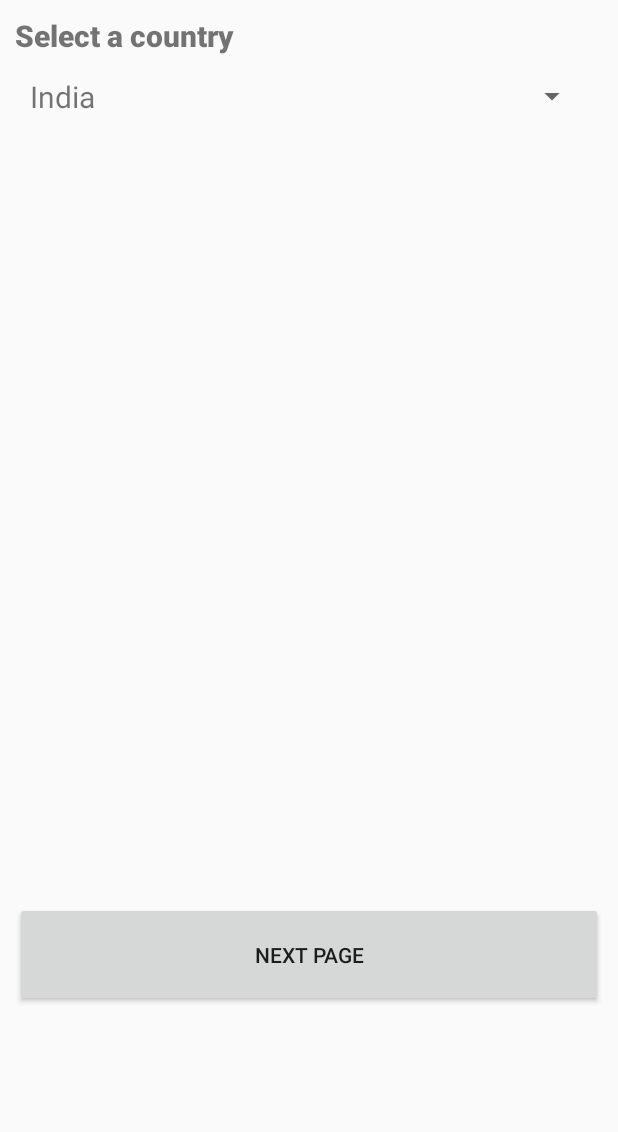
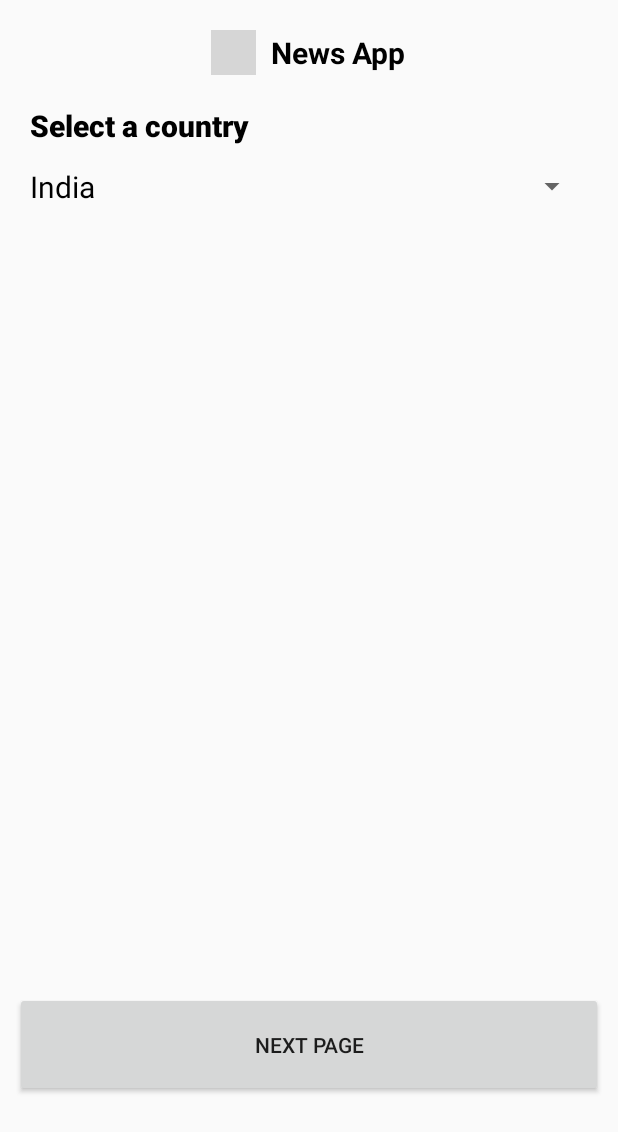
Before and after one commit to MoonPie20/NewsApp, an Android app: the MainActivity screen opened directly, with no data from a screen before it, on a phone screen of 412 x 824 dp. Shown: the top 1132 px of the screen. Run offline under Robolectric (Android 15) with nearby library versions, the phone set to English and light mode, and no system bars; 3 statements that could not run were skipped; grey boxes are pictures that could not be loaded.

Commit message:
added register and login activity updated logo and splash and theme

```diff
--- a/app/src/main/java/com/comviva/mobiquity/newapp/SplashActivity.kt
+++ b/app/src/main/java/com/comviva/mobiquity/newapp/SplashActivity.kt
@@ -4,7 +4,7 @@ import android.content.Intent
 import android.os.Bundle
 import android.os.Handler
 import androidx.appcompat.app.AppCompatActivity
-import com.comviva.mobiquity.newapp.registration.RegistrationActivity
+import com.comviva.mobiquity.newapp.login.LoginActivity
 
 class SplashActivity : AppCompatActivity() {
 
@@ -14,7 +14,7 @@ class SplashActivity : AppCompatActivity() {
         super.onCreate(savedInstanceState)
         setContentView(R.layout.activity_splash)
         Handler().postDelayed({
-            val intent = Intent(this, RegistrationActivity::class.java)
+            val intent = Intent(this, LoginActivity::class.java)
             startActivity(intent)
             finish()
         }, SPLASH_TIME_OUT.toLong())
--- a/app/src/main/res/layout/activity_main.xml
+++ b/app/src/main/res/layout/activity_main.xml
@@ -10,14 +10,39 @@
     android:orientation="vertical"
     android:layout_height="wrap_content">
 
+    <LinearLayout
+        android:layout_width="wrap_content"
+        android:layout_height="wrap_content"
+        android:layout_gravity="center"
+        android:padding="20dp">
+
+        <ImageView
+            android:id="@+id/SplashScreenImage"
+            android:layout_width="30dp"
+            android:layout_height="30dp"
+            android:layout_marginRight="10dp"
+            android:src="@drawable/app_logo" />
+
+        <TextView
+            android:layout_width="wrap_content"
+            android:layout_height="match_parent"
+            android:text="News App"
+            android:gravity="center_vertical"
+            android:textSize="20sp"
+            android:textColor="@color/black"
+            android:textStyle="bold" />
+    </LinearLayout>
+
     <TextView
         android:layout_width="match_parent"
         android:layout_height="wrap_content"
         android:text="@string/select_country_heading"
         android:textSize="20sp"
         android:fontFamily="sans-serif-black"
-        android:layout_margin="10dp"
-        />
+        android:textColor="@color/black"
+        android:layout_marginEnd="20dp"
+        android:layout_marginStart="20dp"
+        android:layout_marginBottom="10dp" />
     <Spinner
         android:id="@+id/countrySpinner"
         android:layout_width="match_parent"
@@ -26,7 +51,6 @@
         android:layout_marginEnd="20dp"
         android:layout_marginStart="20dp"
         android:layout_marginBottom="10dp"/>
-
 
     <androidx.recyclerview.widget.RecyclerView
         android:layout_width="match_parent"
--- a/app/src/main/res/layout/activity_splash.xml
+++ b/app/src/main/res/layout/activity_splash.xml
@@ -7,8 +7,8 @@
 
     <ImageView
         android:id="@+id/SplashScreenImage"
-        android:layout_width="150dp"
-        android:layout_height="150dp"
+        android:layout_width="75dp"
+        android:layout_height="75dp"
         android:src="@drawable/app_logo"
         app:layout_constraintBottom_toBottomOf="parent"
         app:layout_constraintHorizontal_bias="0.498"
--- a/app/src/main/res/layout/spinner_text_item.xml
+++ b/app/src/main/res/layout/spinner_text_item.xml
@@ -8,7 +8,9 @@
     android:ellipsize="marquee"
     android:layout_gravity="start"
     android:paddingBottom="3dp"
+    android:textColor="@color/black"
     android:paddingTop="3dp"
     android:textSize="20sp"
     android:fontFamily="sans-serif"
+    android:hint="Select country"
     />
--- a/app/src/main/res/values/strings.xml
+++ b/app/src/main/res/values/strings.xml
@@ -14,4 +14,9 @@
     <string name="select_country_heading">Select a country</string>
     <string name="newspage_back_button">Back</string>
     <string name="next_page_button">Next Page</string>
+    <string name="register_here_text">Register Here!</string>
+    <string name="dont_have_account_text">Don\'t have an account ?</string>
+    <string name="login_page_button">Login</string>
+    <string name="login_page_title">Login</string>
+    <string name="login_empty_emailpassword">Please enter email and password to login</string>
 </resources>
```
